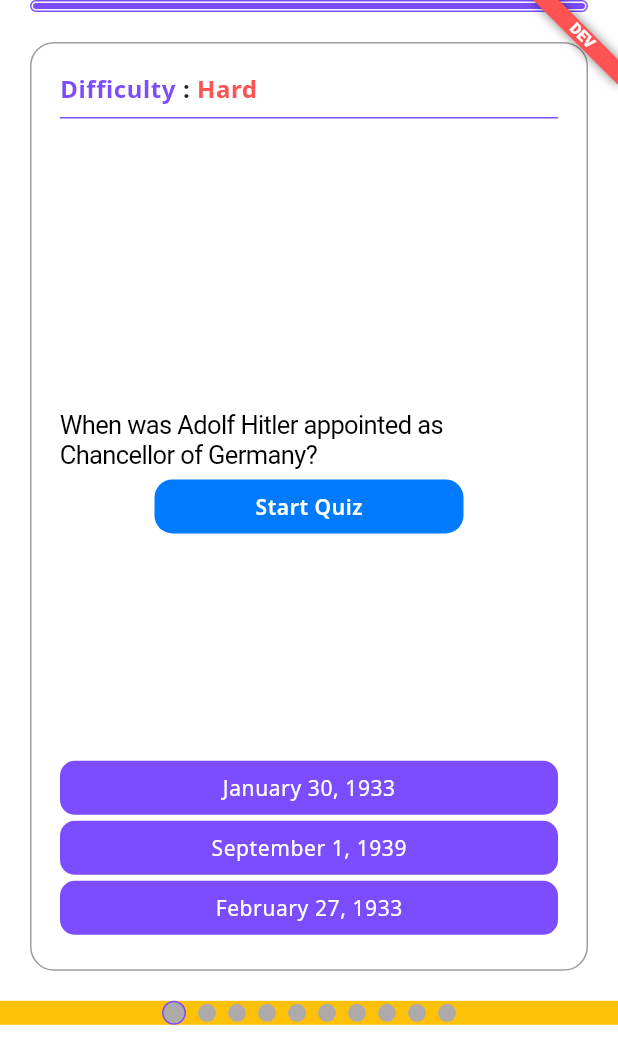
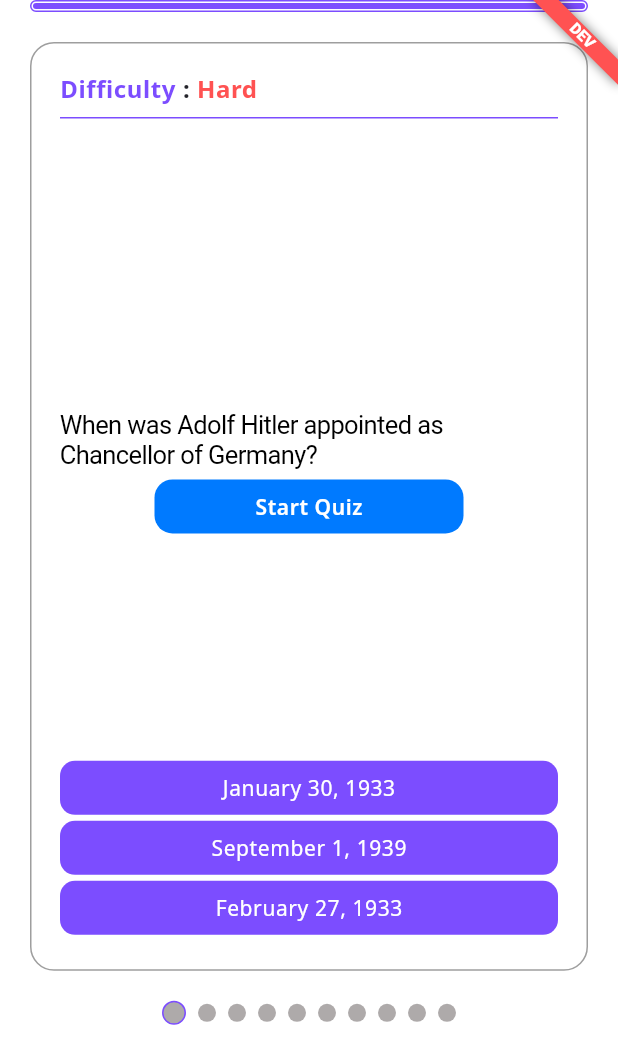
Before and after one commit to obenkucuk/quizator, a Flutter app: the screen it shows after launch, after a tap on "General Knowledge", on a phone screen of 412 x 824 dp. Shown: the top 1064 px of the screen. Run offline on Flutter 3.47's test engine with Material 3 defaults, Android fonts, the phone set to English and light mode, and no system bars; drawn by our look-alikes of flutter_animate; our stand-ins replace bloc, cached_network_image, chopper, equatable, flutter_bloc, flutter_hooks and 8 more; missing offline and left inert: squadron; generated files the repository leaves out were written again; network calls fail.

Commit message:
feat: md added

```diff
--- a/lib/features/quiz/presentation/widgets/dot_indicator.dart
+++ b/lib/features/quiz/presentation/widgets/dot_indicator.dart
@@ -13,8 +13,6 @@ class _DotIndicator extends StatelessWidget {
   Widget build(BuildContext context) {
     return SliverSizedBox(
       height: 16,
-      child: ColoredBox(
-        color: Colors.amber,
       child: Center(
         child: ListView.separated(
           shrinkWrap: true,
@@ -47,7 +45,6 @@ class _DotIndicator extends StatelessWidget {
           },
         ),
       ),
-      ),
     );
   }
 }
```
Also changed, not shown: 9 other files. Lines whose indentation alone changed are shown as unchanged.
